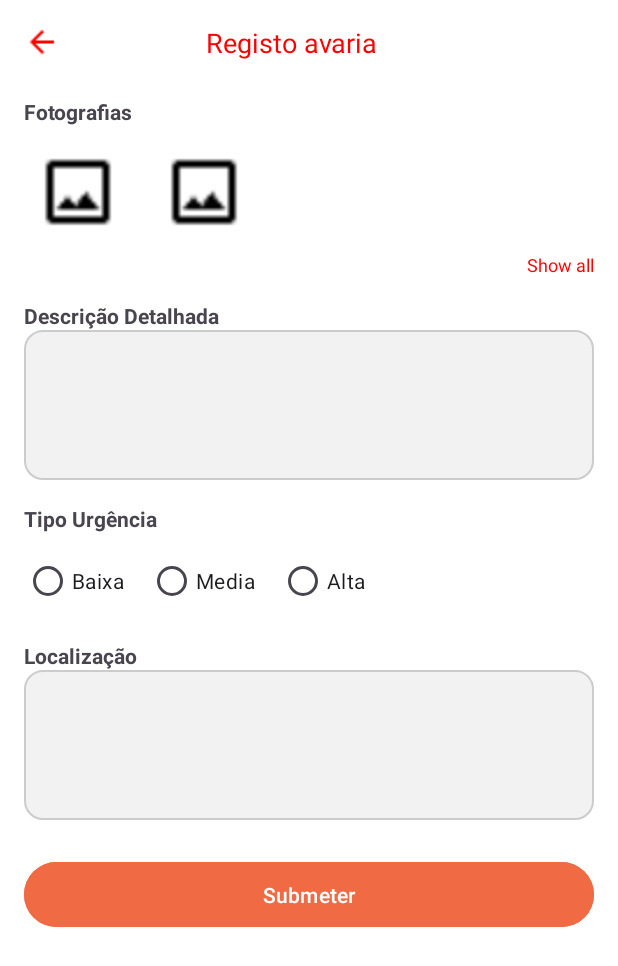
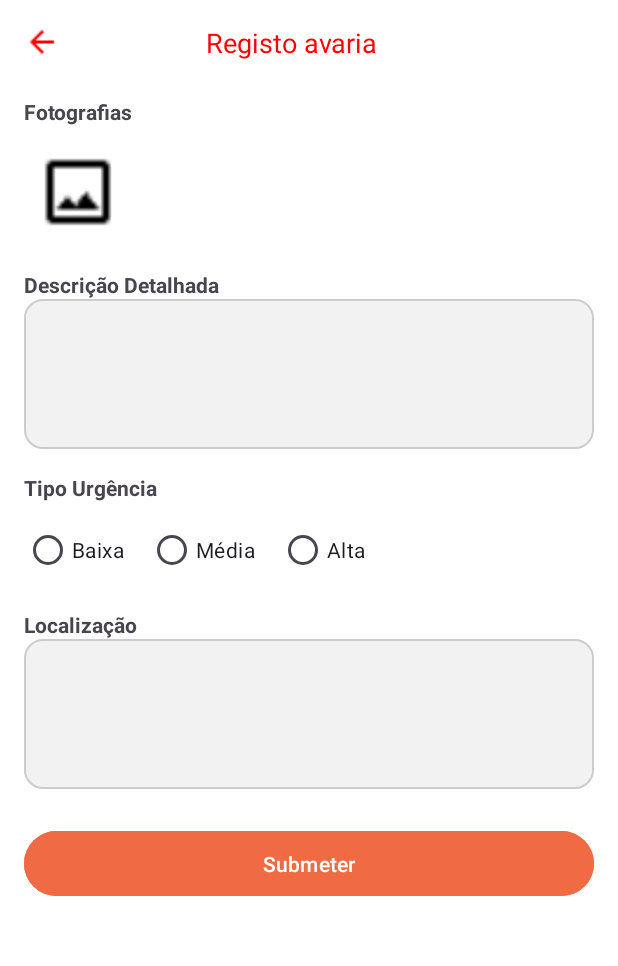
Before and after one commit to RuiAlves2001/MainTrack, an Android app: the RegistoAvariaActivity screen opened directly, with no data from a screen before it, on a phone screen of 412 x 824 dp. Shown: the top 966 px of the screen. Run offline under Robolectric (Android 15) with nearby library versions, the phone set to English and light mode, and no system bars; our stand-ins replace Firebase (no records; nobody signed in at launch, a user with empty details on screens opened directly).

Commit message:
icons home page aligned and back button working in registo_avaria page and layout pt/en

```diff
--- a/app/src/main/java/com/ipvc/maintrack/RegistoAvariaActivity.kt
+++ b/app/src/main/java/com/ipvc/maintrack/RegistoAvariaActivity.kt
@@ -13,6 +13,7 @@ import android.util.Base64
 import android.util.Log
 import android.widget.Button
 import android.widget.EditText
+import android.widget.ImageButton
 import android.widget.ImageView
 import android.widget.RadioButton
 import android.widget.RadioGroup
@@ -33,6 +34,8 @@ class RegistoAvariaActivity : AppCompatActivity() {
     private lateinit var urgenciaGroup: RadioGroup
     private lateinit var photo1: ImageView
     private lateinit var submitButton: Button
+    private lateinit var backButton: ImageButton
+
 
     private var selectedImageUri: Uri? = null
     private var imageBase64: String? = null
@@ -61,6 +64,9 @@ class RegistoAvariaActivity : AppCompatActivity() {
         urgenciaGroup = findViewById(R.id.urgencia_group)
         photo1 = findViewById(R.id.photo1)
         submitButton = findViewById(R.id.submit_button)
+        backButton = findViewById(R.id.back_button)
+
+
 
         photo1.setOnClickListener {
             Log.d("RegistoAvaria", "Botão de imagem clicado")
@@ -71,6 +77,14 @@ class RegistoAvariaActivity : AppCompatActivity() {
             Log.d("RegistoAvaria", "Botão de submeter clicado")
             registarAvaria()
         }
+
+        backButton.setOnClickListener {
+            val intent = Intent(this, UtilizadorHomeActivity::class.java)
+            intent.flags = Intent.FLAG_ACTIVITY_CLEAR_TOP or Intent.FLAG_ACTIVITY_SINGLE_TOP
+            startActivity(intent)
+            finish()
+        }
+
     }
 
     private fun pedirPermissaoEGaleria() {
--- a/app/src/main/res/layout/activity_registo_avaria.xml
+++ b/app/src/main/res/layout/activity_registo_avaria.xml
@@ -25,14 +25,13 @@
                 android:layout_height="wrap_content"
                 android:src="@drawable/ic_back_arrow"
                 android:background="?attr/selectableItemBackgroundBorderless"
-                android:contentDescription="Voltar"
                 app:tint="@color/red" />
 
             <TextView
                 android:layout_width="0dp"
                 android:layout_height="wrap_content"
                 android:layout_weight="1"
-                android:text="Registo avaria"
+                android:text="@string/registo_avaria_titulo"
                 android:textSize="18sp"
                 android:textColor="@color/red"
                 android:gravity="center"
@@ -43,7 +42,7 @@
         <TextView
             android:layout_width="wrap_content"
             android:layout_height="wrap_content"
-            android:text="Fotografias"
+            android:text="@string/fotografias_label"
             android:textStyle="bold"
             android:layout_marginTop="24dp" />
 
@@ -60,32 +59,15 @@
                 android:layout_height="72dp"
                 android:layout_marginEnd="12dp"
                 android:src="@drawable/ic_add_photo"
-                android:contentDescription="Adicionar foto"
                 android:padding="8dp" />
 
-            <ImageView
-                android:id="@+id/photo2"
-                android:layout_width="72dp"
-                android:layout_height="72dp"
-                android:src="@drawable/ic_add_photo"
-                android:contentDescription="Adicionar foto"
-                android:padding="8dp" />
         </LinearLayout>
-
-        <TextView
-            android:layout_width="wrap_content"
-            android:layout_height="wrap_content"
-            android:text="Show all"
-            android:textColor="@color/red"
-            android:textSize="12sp"
-            android:layout_marginTop="4dp"
-            android:layout_gravity="end" />
 
         <!-- Descrição -->
         <TextView
             android:layout_width="wrap_content"
             android:layout_height="wrap_content"
-            android:text="Descrição Detalhada"
+            android:text="@string/descricao_label"
             android:textStyle="bold"
             android:layout_marginTop="16dp" />
 
@@ -102,7 +84,7 @@
         <TextView
             android:layout_width="wrap_content"
             android:layout_height="wrap_content"
-            android:text="Tipo Urgência"
+            android:text="@string/tipo_urgencia_label"
             android:textStyle="bold"
             android:layout_marginTop="16dp" />
 
@@ -117,14 +99,14 @@
                 android:id="@+id/urgencia_baixa"
                 android:layout_width="wrap_content"
                 android:layout_height="wrap_content"
-                android:text="Baixa"
+                android:text="@string/urgencia_baixa"
                 android:buttonTint="@color/red" />
 
             <RadioButton
                 android:id="@+id/urgencia_media"
                 android:layout_width="wrap_content"
                 android:layout_height="wrap_content"
-                android:text="Media"
+                android:text="@string/urgencia_media"
                 android:buttonTint="@color/red"
                 android:layout_marginStart="16dp" />
 
@@ -132,7 +114,7 @@
                 android:id="@+id/urgencia_alta"
                 android:layout_width="wrap_content"
                 android:layout_height="wrap_content"
-                android:text="Alta"
+                android:text="@string/urgencia_alta"
                 android:buttonTint="@color/red"
                 android:layout_marginStart="16dp" />
         </RadioGroup>
@@ -141,7 +123,7 @@
         <TextView
             android:layout_width="wrap_content"
             android:layout_height="wrap_content"
-            android:text="Localização"
+            android:text="@string/localizacao_label"
             android:textStyle="bold"
             android:layout_marginTop="16dp" />
 
@@ -159,7 +141,7 @@
             android:id="@+id/submit_button"
             android:layout_width="match_parent"
             android:layout_height="wrap_content"
-            android:text="Submeter"
+            android:text="@string/botao_submeter"
             android:textAllCaps="false"
             android:layout_marginTop="24dp"
             android:backgroundTint="@color/orange"
--- a/app/src/main/res/values/strings.xml
+++ b/app/src/main/res/values/strings.xml
@@ -28,6 +28,16 @@
     <string name="nav_pendentes">Avarias pendentes</string>
     <string name="nav_perfil">Perfil</string>
     <string name="nav_logout">Terminar Sessão</string>
+    <string name="registo_avaria_titulo">Registo avaria</string>
+    <string name="fotografias_label">Fotografias</string>
+    <string name="descricao_label">Descrição Detalhada</string>
+    <string name="tipo_urgencia_label">Tipo Urgência</string>
+    <string name="urgencia_baixa">Baixa</string>
+    <string name="urgencia_media">Média</string>
+    <string name="urgencia_alta">Alta</string>
+    <string name="localizacao_label">Localização</string>
+    <string name="botao_submeter">Submeter</string>
+
 
 
 </resources>
```
Also changed, not shown: app/src/main/res/layout/activity_utilizador_home.xml (+16 -17 lines), 1 other file.
